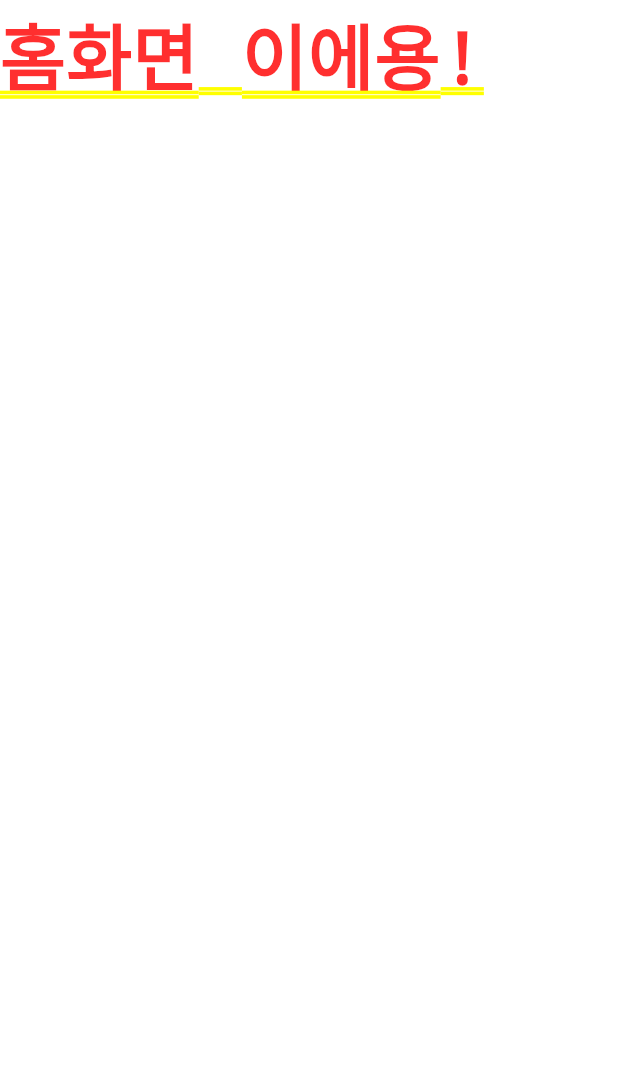
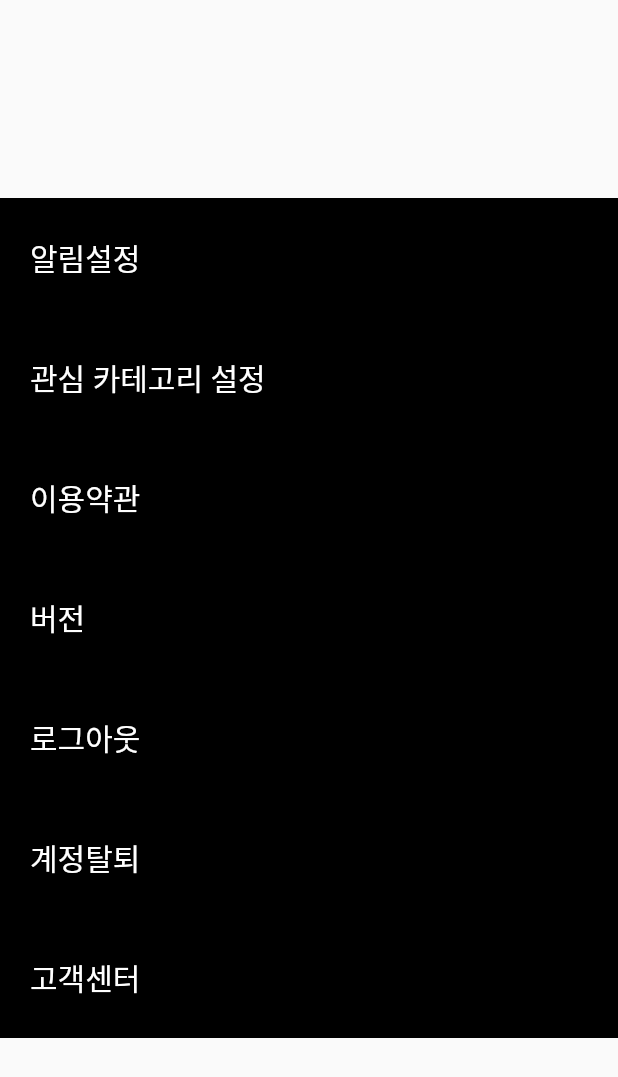
Before and after one commit to chlee1252/cosc, a Flutter app: the screen it shows after launch, on a phone screen of 412 x 824 dp. Shown: the top 1077 px of the screen. Run offline on Flutter 3.47's test engine with Material 2 defaults, Android fonts, the phone set to English and light mode, and no system bars; our stand-ins replace get; missing offline and left inert: dart:ffi.

Commit message:
feat | Settings 화면 초기 구조 생성

```diff
--- a/lib/main.dart
+++ b/lib/main.dart
@@ -1,3 +1,4 @@
+import 'package:cosc/screen/settings/setting_screen.dart';
 import 'package:cosc/screen/splash/splash_screen.dart';
 import 'package:cosc/screen/testHome/TestHomeScreen.dart';
 import 'package:cosc/screen/testLogin/TestLoginScreen.dart';
@@ -18,11 +19,12 @@ class MyApp extends StatelessWidget {
       theme: ThemeData(
         primarySwatch: Colors.blue,
       ),
-      initialRoute: '/',
+      initialRoute: '/settings',// TODO : 최종 push 할 때 '/' 로 원복
       getPages: [
         GetPage(name: '/', page: () => SplashScreen()),
         GetPage(name: '/login', page: () => const TestLoginScreen()),
-        GetPage(name: '/home', page: () => const TestHomeScreen())
+        GetPage(name: '/home', page: () => const TestHomeScreen()),
+        GetPage(name: '/settings', page: () => const SettingScreen()),
       ],
       // home: const MyHomePage(title: 'Flutter Demo Home Page'),
     );
--- /dev/null
+++ b/lib/screen/settings/setting_screen.dart
@@ -0,0 +1,64 @@
+import 'dart:ffi';
+
+import 'package:flutter/material.dart';
+
+class SettingScreen extends StatelessWidget {
+  const SettingScreen({Key? key}) : super(key: key);
+
+  @override
+  Widget build(BuildContext context) {
+    return Scaffold(
+      body: Column(
+        mainAxisAlignment: MainAxisAlignment.center,
+          children: const [
+            SettingBox(child: SettingText('알림설정')),
+            SettingBox(child: SettingText('관심 카테고리 설정')),
+            SettingBox(child: SettingText('이용약관')),
+            SettingBox(child: SettingText('버전')),
+            SettingBox(child: SettingText('로그아웃')),
+            SettingBox(child: SettingText('계정탈퇴')),
+            SettingBox(child: SettingText('고객센터')),
+          ]
+      ),
+    );
+  }
+}
+
+class SettingBox extends StatelessWidget {
+  final Widget? child;
+  static const double containerPaddingLeftRight = 20;
+  static const double containerPaddingTopBottom = 0;
+
+  const SettingBox({Key? key, @required this.child}) : super(key: key);
+
+  @override
+  Widget build(BuildContext context) {
+    return Container(
+      padding: const EdgeInsets.fromLTRB(containerPaddingLeftRight, containerPaddingTopBottom, containerPaddingLeftRight, containerPaddingTopBottom),
+      width: double.infinity,
+      height: 80,
+      color: Colors.black,
+      child: Column(
+          mainAxisAlignment: MainAxisAlignment.center,
+          crossAxisAlignment: CrossAxisAlignment.start,
+          children: [child!],
+      ),
+      // alignment: Alignment.center,
+    );
+  }
+}
+
+class SettingText extends StatelessWidget {
+  final String? data;
+
+  const SettingText(this.data, {Key? key}) : super(key: key);
+
+  @override
+  Widget build(BuildContext context) {
+    return Text(
+      data!,
+      style: const TextStyle(fontSize: 20, color: Colors.white),
+      // textAlign: TextAlign.justify,
+    );
+  }
+}
```
Also changed, not shown: pubspec.lock, 1 other file.
